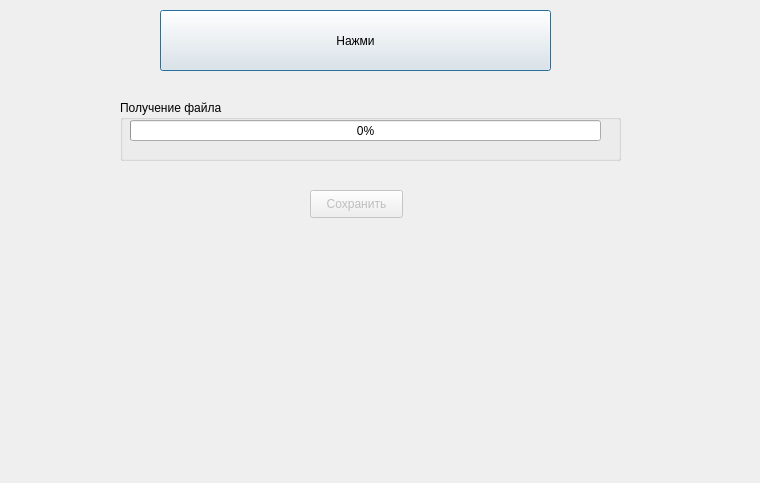
Before: the Qt Designer form first/recieve_file_mode.ui in slmir/test, drawn with Qt 5.
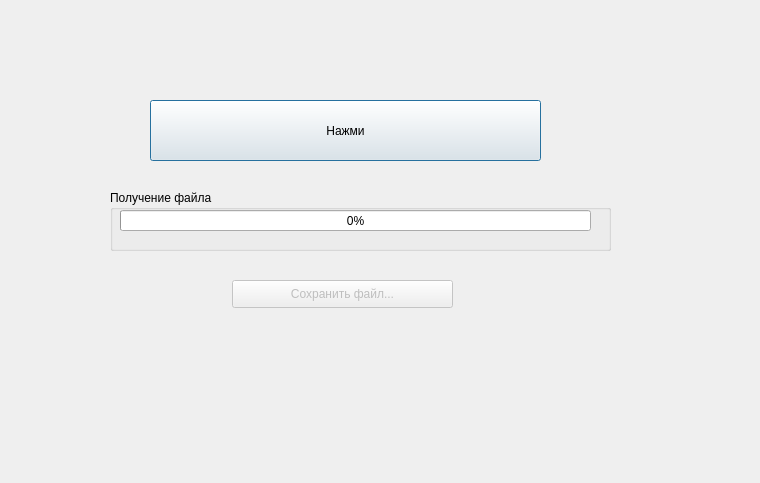
After: the same form once the commit is applied.

Patch:
```diff
--- a/first/recieve_file_mode.ui
+++ b/first/recieve_file_mode.ui
@@ -16,8 +16,8 @@
   <widget class="QPushButton" name="Soglsie_to_recieve_file_button">
    <property name="geometry">
     <rect>
-     <x>160</x>
-     <y>10</y>
+     <x>150</x>
+     <y>100</y>
      <width>391</width>
      <height>61</height>
     </rect>
@@ -29,8 +29,8 @@
   <widget class="QGroupBox" name="groupBox">
    <property name="geometry">
     <rect>
-     <x>120</x>
-     <y>100</y>
+     <x>110</x>
+     <y>190</y>
      <width>501</width>
      <height>61</height>
     </rect>
@@ -64,14 +64,14 @@
    </property>
    <property name="geometry">
     <rect>
-     <x>310</x>
-     <y>190</y>
-     <width>93</width>
+     <x>232</x>
+     <y>280</y>
+     <width>221</width>
      <height>28</height>
     </rect>
    </property>
    <property name="text">
-    <string>Сохранить</string>
+    <string>Сохранить файл...</string>
    </property>
   </widget>
  </widget>
```
